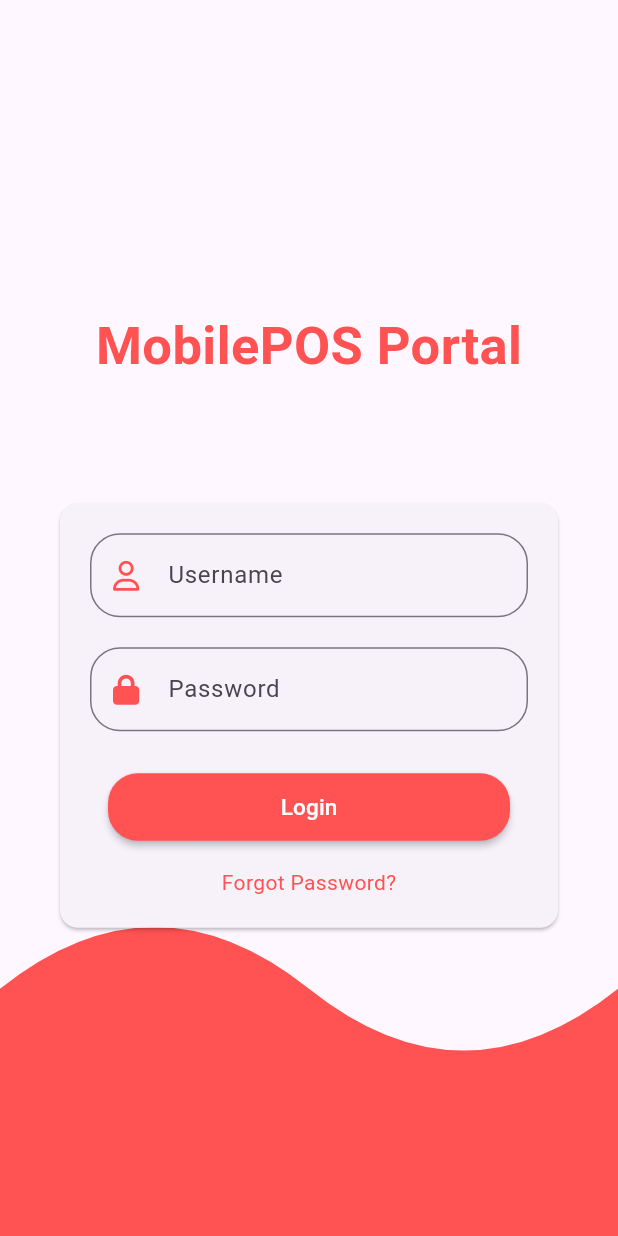
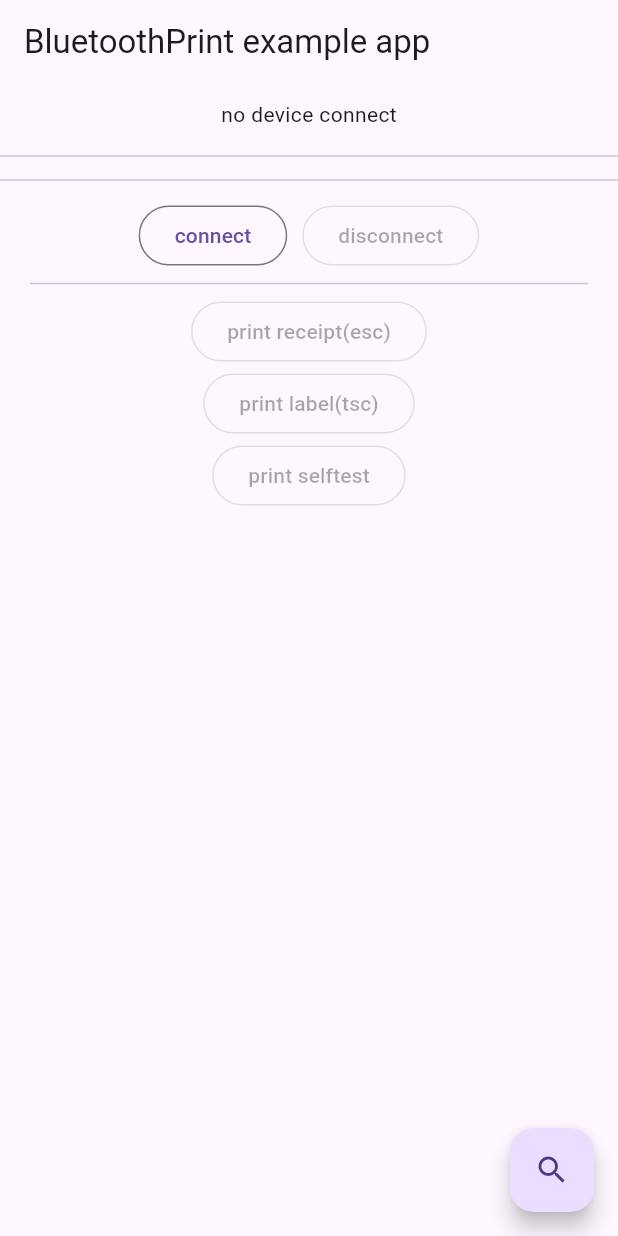
Before and after one commit to reniel-deang/mobilePOS-app, a Flutter app: the screen it shows after launch, on a phone screen of 412 x 824 dp. Run offline on Flutter 3.47's test engine with Material 3 defaults, Android fonts, the phone set to English and light mode, and no system bars; our stand-ins replace font_awesome_flutter; missing offline and left inert: bluetooth_print.

Commit message:
Adding bluetoothPrint.dart (not finished)

```diff
--- /dev/null
+++ b/lib/bluetoothPrint.dart
@@ -0,0 +1,224 @@
+import 'dart:async';
+import 'dart:convert';
+
+import 'package:bluetooth_print/bluetooth_print.dart';
+import 'package:bluetooth_print/bluetooth_print_model.dart';
+import 'package:flutter/material.dart';
+import 'package:flutter/services.dart';
+
+
+class bluetoothPrint extends StatefulWidget {
+  @override
+  _bluetoothPrintState createState() => _bluetoothPrintState();
+}
+
+class _bluetoothPrintState extends State<bluetoothPrint> {
+  BluetoothPrint bluetoothPrint = BluetoothPrint.instance;
+
+  bool _connected = false;
+  BluetoothDevice? _device;
+  String tips = 'no device connect';
+
+  @override
+  void initState() {
+    super.initState();
+
+    WidgetsBinding.instance.addPostFrameCallback((_) => initBluetooth());
+  }
+
+  // Platform messages are asynchronous, so we initialize in an async method.
+  Future<void> initBluetooth() async {
+    bluetoothPrint.startScan(timeout: Duration(seconds: 4));
+
+    bool isConnected=await bluetoothPrint.isConnected??false;
+
+    bluetoothPrint.state.listen((state) {
+      print('******************* cur device status: $state');
+
+      switch (state) {
+        case BluetoothPrint.CONNECTED:
+          setState(() {
+            _connected = true;
+            tips = 'connect success';
+          });
+          break;
+        case BluetoothPrint.DISCONNECTED:
+          setState(() {
+            _connected = false;
+            tips = 'disconnect success';
+          });
+          break;
+        default:
+          break;
+      }
+    });
+
+    if (!mounted) return;
+
+    if(isConnected) {
+      setState(() {
+        _connected=true;
+      });
+    }
+  }
+
+  @override
+  Widget build(BuildContext context) {
+    return MaterialApp(
+      home: Scaffold(
+        appBar: AppBar(
+          title: const Text('BluetoothPrint example app'),
+        ),
+        body: RefreshIndicator(
+          onRefresh: () =>
+              bluetoothPrint.startScan(timeout: Duration(seconds: 4)),
+          child: SingleChildScrollView(
+            child: Column(
+              children: <Widget>[
+                Row(
+                  mainAxisAlignment: MainAxisAlignment.center,
+                  children: <Widget>[
+                    Padding(
+                      padding: EdgeInsets.symmetric(vertical: 10, horizontal: 10),
+                      child: Text(tips),
+                    ),
+                  ],
+                ),
+                Divider(),
+                StreamBuilder<List<BluetoothDevice>>(
+                  stream: bluetoothPrint.scanResults,
+                  initialData: [],
+                  builder: (c, snapshot) => Column(
+                    children: snapshot.data!.map((d) => ListTile(
+                      title: Text(d.name??''),
+                      subtitle: Text(d.address??''),
+                      onTap: () async {
+                        setState(() {
+                          _device = d;
+                        });
+                      },
+                      trailing: _device!=null && _device!.address == d.address?Icon(
+                        Icons.check,
+                        color: Colors.green,
+                      ):null,
+                    )).toList(),
+                  ),
+                ),
+                Divider(),
+                Container(
+                  padding: EdgeInsets.fromLTRB(20, 5, 20, 10),
+                  child: Column(
+                    children: <Widget>[
+                      Row(
+                        mainAxisAlignment: MainAxisAlignment.center,
+                        children: <Widget>[
+                          OutlinedButton(
+                            child: Text('connect'),
+                            onPressed:  _connected?null:() async {
+                              if(_device!=null && _device!.address !=null){
+                                setState(() {
+                                  tips = 'connecting...';
+                                });
+                                await bluetoothPrint.connect(_device!);
+                              }else{
+                                setState(() {
+                                  tips = 'please select device';
+                                });
+                                print('please select device');
+                              }
+                            },
+                          ),
+                          SizedBox(width: 10.0),
+                          OutlinedButton(
+                            child: Text('disconnect'),
+                            onPressed:  _connected?() async {
+                              setState(() {
+                                tips = 'disconnecting...';
+                              });
+                              await bluetoothPrint.disconnect();
+                            }:null,
+                          ),
+                        ],
+                      ),
+                      Divider(),
+                      OutlinedButton(
+                        child: Text('print receipt(esc)'),
+                        onPressed:  _connected?() async {
+                          Map<String, dynamic> config = Map();
+
+                          List<LineText> list = [];
+
+                          list.add(LineText(type: LineText.TYPE_TEXT, content: '********************************', weight: 1, align: LineText.ALIGN_CENTER,linefeed: 1));
+                          list.add(LineText(type: LineText.TYPE_TEXT, content: 'Parking Ticket', weight: 1, align: LineText.ALIGN_CENTER, fontZoom: 2, linefeed: 1));
+                          list.add(LineText(linefeed: 1));
+
+                          list.add(LineText(type: LineText.TYPE_TEXT, content: '---------RECEIPT DETAIL---------', weight: 1, align: LineText.ALIGN_CENTER, linefeed: 1));
+                          list.add(LineText(type: LineText.TYPE_TEXT, content: '物资名称规格型号', weight: 1, align: LineText.ALIGN_LEFT, x: 0,relativeX: 0, linefeed: 0));
+                          list.add(LineText(type: LineText.TYPE_TEXT, content: '单位', weight: 1, align: LineText.ALIGN_LEFT, x: 350, relativeX: 0, linefeed: 0));
+                          list.add(LineText(type: LineText.TYPE_TEXT, content: '数量', weight: 1, align: LineText.ALIGN_LEFT, x: 500, relativeX: 0, linefeed: 1));
+
+                          list.add(LineText(type: LineText.TYPE_TEXT, content: '混凝土C30', align: LineText.ALIGN_LEFT, x: 0,relativeX: 0, linefeed: 0));
+                          list.add(LineText(type: LineText.TYPE_TEXT, content: '吨', align: LineText.ALIGN_LEFT, x: 350, relativeX: 0, linefeed: 0));
+                          list.add(LineText(type: LineText.TYPE_TEXT, content: '12.0', align: LineText.ALIGN_LEFT, x: 500, relativeX: 0, linefeed: 1));
+
+                          list.add(LineText(type: LineText.TYPE_TEXT, content: '********************************', weight: 1, align: LineText.ALIGN_CENTER,linefeed: 1));
+                          list.add(LineText(linefeed: 1));
+
+                          await bluetoothPrint.printReceipt(config, list);
+                        }:null,
+                      ),
+                      OutlinedButton(
+                        child: Text('print label(tsc)'),
+                        onPressed:  _connected?() async {
+                          Map<String, dynamic> config = Map();
+                          config['width'] = 40; // 标签宽度，单位mm
+                          config['height'] = 70; // 标签高度，单位mm
+                          config['gap'] = 2; // 标签间隔，单位mm
+
+                          // x、y坐标位置，单位dpi，1mm=8dpi
+                          List<LineText> list = [];
+                          list.add(LineText(type: LineText.TYPE_TEXT, x:10, y:10, content: 'A Title'));
+                          list.add(LineText(type: LineText.TYPE_TEXT, x:10, y:40, content: 'this is content'));
+                          list.add(LineText(type: LineText.TYPE_QRCODE, x:10, y:70, content: 'qrcode i\n'));
+                          list.add(LineText(type: LineText.TYPE_BARCODE, x:10, y:190, content: 'qrcode i\n'));
+
+                          List<LineText> list1 = [];
+
+                          await bluetoothPrint.printLabel(config, list);
+                          await bluetoothPrint.printLabel(config, list1);
+                        }:null,
+                      ),
+                      OutlinedButton(
+                        child: Text('print selftest'),
+                        onPressed:  _connected?() async {
+                          await bluetoothPrint.printTest();
+                        }:null,
+                      )
+                    ],
+                  ),
+                )
+              ],
+            ),
+          ),
+        ),
+        floatingActionButton: StreamBuilder<bool>(
+          stream: bluetoothPrint.isScanning,
+          initialData: false,
+          builder: (c, snapshot) {
+            if (snapshot.data == true) {
+              return FloatingActionButton(
+                child: Icon(Icons.stop),
+                onPressed: () => bluetoothPrint.stopScan(),
+                backgroundColor: Colors.red,
+              );
+            } else {
+              return FloatingActionButton(
+                  child: Icon(Icons.search),
+                  onPressed: () => bluetoothPrint.startScan(timeout: Duration(seconds: 4)));
+            }
+          },
+        ),
+      ),
+    );
+  }
+}
--- a/lib/homePage.dart
+++ b/lib/homePage.dart
@@ -8,7 +8,6 @@ import 'timeoutScreen.dart';
 import 'asset/themecolor.dart';
 
 const Color appColor = Colors.redAccent; // Define the color you want to use
-
 
 class home extends StatelessWidget {
   @override
--- a/lib/main.dart
+++ b/lib/main.dart
@@ -1,14 +1,14 @@
 import 'dart:ui';
-
 import 'package:flutter/material.dart';
 import 'package:font_awesome_flutter/font_awesome_flutter.dart';
-import 'package:mobilepos_beta/asset/themecolor.dart';
 
 import 'homePage.dart';
+import 'bluetoothPrint.dart';
 
 void main() {
-  runApp(const MyApp()
-  );
+  runApp(MaterialApp(
+    home: bluetoothPrint(),
+  ));
 }
 
 class MyApp extends StatelessWidget {
--- a/pubspec.yaml
+++ b/pubspec.yaml
@@ -32,6 +32,7 @@ dependencies:
     sdk: flutter
   font_awesome_flutter:
   intl:
+  bluetooth_print:
 
 
   # The following adds the Cupertino Icons font to your application.
```
Also changed, not shown: pubspec.lock, 1 other file.
